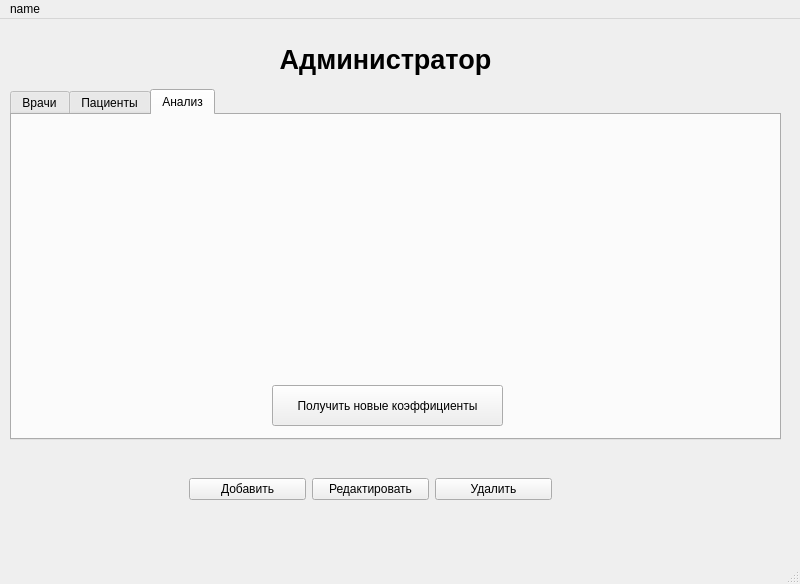
Old version of the form UI/adminWin.ui in the repository Vittallya/MlApp.
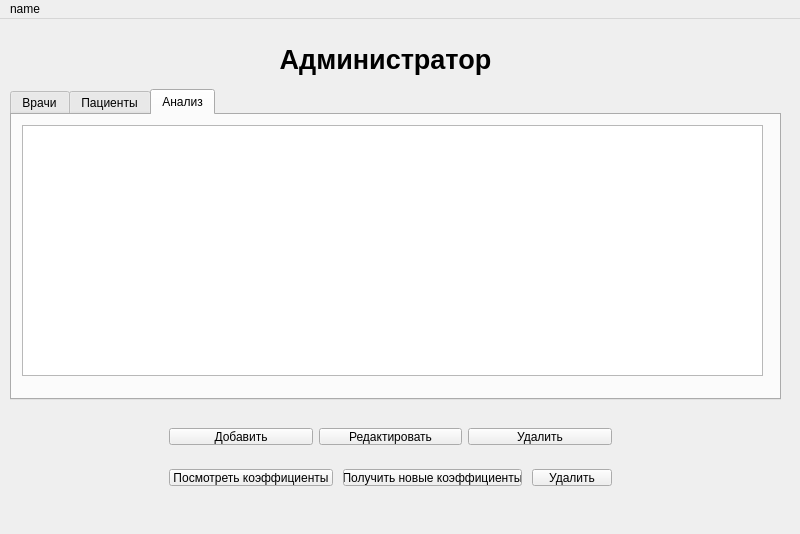
New version of the form. The open tabs and pages were chosen to show the change.

The edit to the form file:
```diff
--- a/UI/adminWin.ui
+++ b/UI/adminWin.ui
@@ -7,7 +7,7 @@
     <x>0</x>
     <y>0</y>
     <width>800</width>
-    <height>584</height>
+    <height>534</height>
    </rect>
   </property>
   <property name="windowTitle">
@@ -33,7 +33,7 @@
       <x>10</x>
       <y>70</y>
       <width>771</width>
-      <height>351</height>
+      <height>311</height>
      </rect>
     </property>
     <property name="currentIndex">
@@ -73,50 +73,125 @@
      <attribute name="title">
       <string>Анализ</string>
      </attribute>
-     <widget class="QPushButton" name="bt_makeAnalyze">
+     <widget class="QTableWidget" name="tableAnalyze">
       <property name="geometry">
        <rect>
-        <x>260</x>
-        <y>270</y>
-        <width>231</width>
-        <height>41</height>
+        <x>10</x>
+        <y>10</y>
+        <width>741</width>
+        <height>251</height>
        </rect>
       </property>
-      <property name="text">
-       <string>Получить новые коэффициенты</string>
+      <property name="selectionBehavior">
+       <enum>QAbstractItemView::SelectItems</enum>
       </property>
+      <property name="showGrid">
+       <bool>true</bool>
+      </property>
+      <property name="rowCount">
+       <number>0</number>
+      </property>
+      <property name="columnCount">
+       <number>0</number>
+      </property>
+      <attribute name="horizontalHeaderVisible">
+       <bool>true</bool>
+      </attribute>
+      <attribute name="horizontalHeaderCascadingSectionResizes">
+       <bool>true</bool>
+      </attribute>
+      <attribute name="horizontalHeaderShowSortIndicator" stdset="0">
+       <bool>false</bool>
+      </attribute>
+      <attribute name="verticalHeaderVisible">
+       <bool>false</bool>
+      </attribute>
      </widget>
     </widget>
    </widget>
-   <widget class="QFrame" name="frame">
+   <widget class="QWidget" name="">
     <property name="geometry">
      <rect>
-      <x>180</x>
-      <y>440</y>
-      <width>381</width>
-      <height>61</height>
+      <x>160</x>
+      <y>400</y>
+      <width>461</width>
+      <height>76</height>
      </rect>
     </property>
-    <layout class="QHBoxLayout" name="horizontalLayout">
+    <layout class="QVBoxLayout" name="verticalLayout">
      <item>
-      <widget class="QPushButton" name="btAdd">
-       <property name="text">
-        <string>Добавить</string>
-       </property>
+      <widget class="QFrame" name="frame">
+       <layout class="QHBoxLayout" name="horizontalLayout">
+        <item>
+         <widget class="QPushButton" name="btAdd">
+          <property name="text">
+           <string>Добавить</string>
+          </property>
+         </widget>
+        </item>
+        <item>
+         <widget class="QPushButton" name="btEdit">
+          <property name="text">
+           <string>Редактировать</string>
+          </property>
+         </widget>
+        </item>
+        <item>
+         <widget class="QPushButton" name="btRemove">
+          <property name="text">
+           <string>Удалить</string>
+          </property>
+         </widget>
+        </item>
+       </layout>
       </widget>
      </item>
      <item>
-      <widget class="QPushButton" name="btEdit">
-       <property name="text">
-        <string>Редактировать</string>
+      <widget class="QFrame" name="frame1">
+       <property name="frameShape">
+        <enum>QFrame::NoFrame</enum>
        </property>
-      </widget>
-     </item>
-     <item>
-      <widget class="QPushButton" name="btRemove">
-       <property name="text">
-        <string>Удалить</string>
-       </property>
+       <layout class="QHBoxLayout" name="horizontalLayout_2" stretch="0,0,0">
+        <property name="spacing">
+         <number>10</number>
+        </property>
+        <property name="sizeConstraint">
+         <enum>QLayout::SetDefaultConstraint</enum>
+        </property>
+        <item>
+         <widget class="QPushButton" name="bt_viewCoefs">
+          <property name="sizePolicy">
+           <sizepolicy hsizetype="Minimum" vsizetype="Fixed">
+            <horstretch>0</horstretch>
+            <verstretch>0</verstretch>
+           </sizepolicy>
+          </property>
+          <property name="text">
+           <string>Посмотреть коэффициенты</string>
+          </property>
+         </widget>
+        </item>
+        <item>
+         <widget class="QPushButton" name="bt_makeAnalyze">
+          <property name="text">
+           <string>Получить новые коэффициенты</string>
+          </property>
+         </widget>
+        </item>
+        <item>
+         <widget class="QPushButton" name="bt_removeCoefs">
+          <property name="sizePolicy">
+           <sizepolicy hsizetype="Minimum" vsizetype="Fixed">
+            <horstretch>0</horstretch>
+            <verstretch>0</verstretch>
+           </sizepolicy>
+          </property>
+          <property name="text">
+           <string>Удалить</string>
+          </property>
+         </widget>
+        </item>
+       </layout>
       </widget>
      </item>
     </layout>
@@ -139,7 +214,6 @@
    </widget>
    <addaction name="btExit"/>
   </widget>
-  <widget class="QStatusBar" name="statusbar"/>
   <action name="action">
    <property name="text">
     <string>Выйти</string>
```
Left out of the diff: 8 changed lines with no effect on the pictures.
